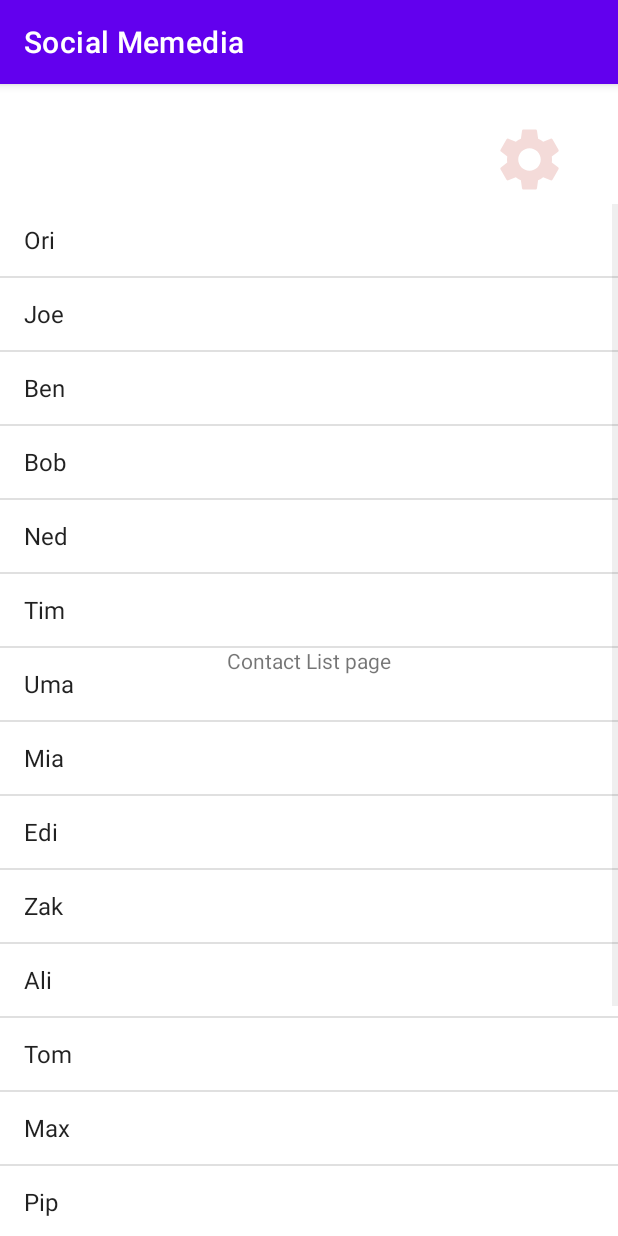
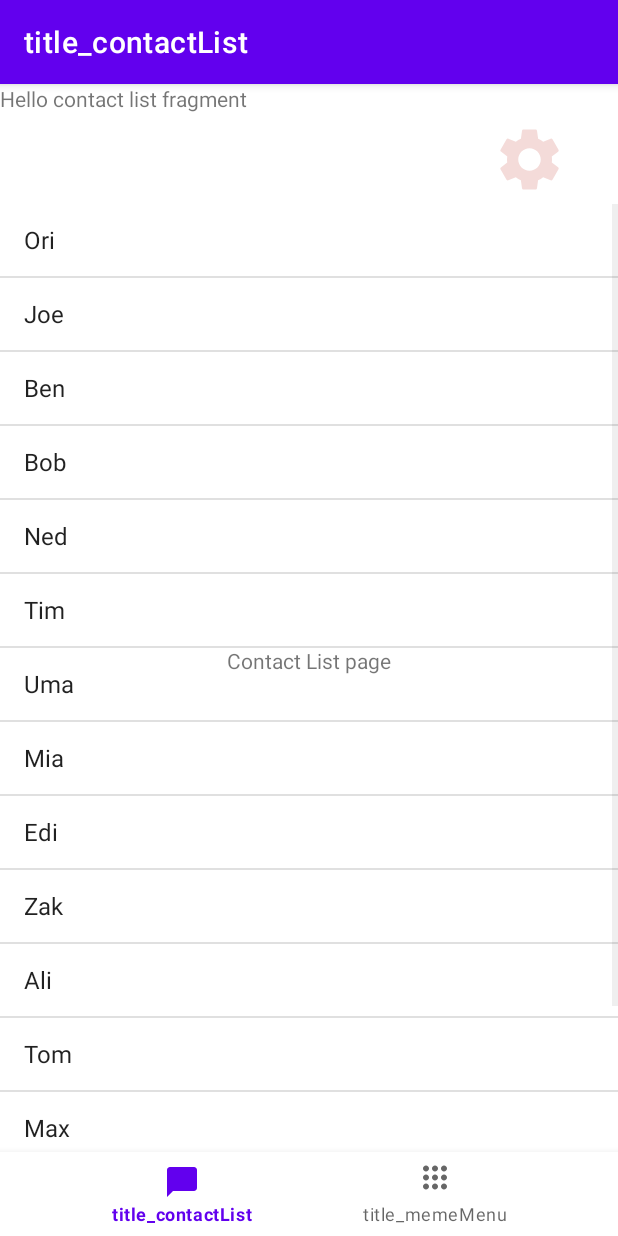
Before and after one commit to YutingShang/SocialMemedia, an Android app: the ContactListActivity screen opened directly, with no data from a screen before it, on a phone screen of 412 x 824 dp. Run offline under Robolectric (Android 15) with nearby library versions, the phone set to English and light mode, and no system bars; our stand-ins replace navigation-ui.

Commit message:
Navigation bar with fragments Social Memedia master V 1.0

```diff
--- a/app/build.gradle
+++ b/app/build.gradle
@@ -36,4 +36,8 @@ dependencies {
     testImplementation 'junit:junit:4.+'
     androidTestImplementation 'androidx.test.ext:junit:1.1.3'
     androidTestImplementation 'androidx.test.espresso:espresso-core:3.4.0'
+
+    implementation 'androidx.navigation:navigation-fragment:2.3.1'
+    implementation 'androidx.navigation:navigation-ui:2.3.1'
+    implementation 'androidx.legacy:legacy-support-v4:1.0.0'
 }
--- a/app/src/main/java/com/example/socialmemedia/ContactListActivity.java
+++ b/app/src/main/java/com/example/socialmemedia/ContactListActivity.java
@@ -1,6 +1,10 @@
 package com.example.socialmemedia;
 
 import androidx.appcompat.app.AppCompatActivity;
+import androidx.navigation.NavController;
+import androidx.navigation.Navigation;
+import androidx.navigation.ui.AppBarConfiguration;
+import androidx.navigation.ui.NavigationUI;
 
 import android.content.Intent;
 import android.os.Bundle;
@@ -9,6 +13,8 @@ import android.widget.AdapterView;
 import android.widget.ArrayAdapter;
 import android.widget.ImageButton;
 import android.widget.ListView;
+
+import com.google.android.material.bottomnavigation.BottomNavigationView;
 
 import java.util.ArrayList;
 import java.util.Arrays;
@@ -19,6 +25,9 @@ public class ContactListActivity extends AppCompatActivity {
     ArrayAdapter contactsAdapter;
     ArrayList<String> users = new ArrayList<String>(Arrays.asList("Ori","Joe","Ben","Bob","Ned","Tim","Uma","Mia","Edi","Zak","Ali","Tom","Max","Pip","Dan","Kev","Jil","Ido"));
     ImageButton settingsButton;
+    BottomNavigationView navView;
+    AppBarConfiguration appBarConfiguration;
+    NavController navController;
 
     @Override
     protected void onCreate(Bundle savedInstanceState) {
@@ -50,5 +59,12 @@ public class ContactListActivity extends AppCompatActivity {
                 startActivity(intent2);
             }
         });
+
+        navView = findViewById(R.id.bottomNav_view);
+        appBarConfiguration = new AppBarConfiguration.Builder(R.id.navigation_contactList,R.id.navigation_memeMenu).build();
+        navController = Navigation.findNavController(this,R.id.navHostFragment);
+        NavigationUI.setupActionBarWithNavController(this,navController,appBarConfiguration);
+        NavigationUI.setupWithNavController(navView,navController);
+
     }
 }
--- /dev/null
+++ b/app/src/main/java/com/example/socialmemedia/ContactListFragment.java
@@ -0,0 +1,64 @@
+package com.example.socialmemedia;
+
+import android.os.Bundle;
+
+import androidx.fragment.app.Fragment;
+
+import android.view.LayoutInflater;
+import android.view.View;
+import android.view.ViewGroup;
+
+/**
+ * A simple {@link Fragment} subclass.
+ * Use the {@link ContactListFragment#newInstance} factory method to
+ * create an instance of this fragment.
+ */
+public class ContactListFragment extends Fragment {
+
+    // TODO: Rename parameter arguments, choose names that match
+    // the fragment initialization parameters, e.g. ARG_ITEM_NUMBER
+    private static final String ARG_PARAM1 = "param1";
+    private static final String ARG_PARAM2 = "param2";
+
+    // TODO: Rename and change types of parameters
+    private String mParam1;
+    private String mParam2;
+
+    public ContactListFragment() {
+        // Required empty public constructor
+    }
+
+    /**
+     * Use this factory method to create a new instance of
+     * this fragment using the provided parameters.
+     *
+     * @param param1 Parameter 1.
+     * @param param2 Parameter 2.
+     * @return A new instance of fragment ContactListFragment.
+     */
+    // TODO: Rename and change types and number of parameters
+    public static ContactListFragment newInstance(String param1, String param2) {
+        ContactListFragment fragment = new ContactListFragment();
+        Bundle args = new Bundle();
+        args.putString(ARG_PARAM1, param1);
+        args.putString(ARG_PARAM2, param2);
+        fragment.setArguments(args);
+        return fragment;
+    }
+
+    @Override
+    public void onCreate(Bundle savedInstanceState) {
+        super.onCreate(savedInstanceState);
+        if (getArguments() != null) {
+            mParam1 = getArguments().getString(ARG_PARAM1);
+            mParam2 = getArguments().getString(ARG_PARAM2);
+        }
+    }
+
+    @Override
+    public View onCreateView(LayoutInflater inflater, ViewGroup container,
+                             Bundle savedInstanceState) {
+        // Inflate the layout for this fragment
+        return inflater.inflate(R.layout.fragment_contact_list, container, false);
+    }
+}
--- /dev/null
+++ b/app/src/main/res/drawable/ic_baseline_chat_bubble_24.xml
@@ -0,0 +1,5 @@
+<vector android:height="40dp" android:tint="?attr/colorControlNormal"
+    android:viewportHeight="24" android:viewportWidth="24"
+    android:width="40dp" xmlns:android="http://schemas.android.com/apk/res/android">
+    <path android:fillColor="@android:color/white" android:pathData="M20,2H4c-1.1,0 -2,0.9 -2,2v18l4,-4h14c1.1,0 2,-0.9 2,-2V4c0,-1.1 -0.9,-2 -2,-2z"/>
+</vector>
--- /dev/null
+++ b/app/src/main/res/drawable/ic_baseline_dialpad_menu.xml
@@ -0,0 +1,5 @@
+<vector android:height="40dp" android:tint="?attr/colorControlNormal"
+    android:viewportHeight="24" android:viewportWidth="24"
+    android:width="40dp" xmlns:android="http://schemas.android.com/apk/res/android">
+    <path android:fillColor="@android:color/white" android:pathData="M6,1c-1.1,0 -2,0.9 -2,2s0.9,2 2,2 2,-0.9 2,-2 -0.9,-2 -2,-2zM6,7c-1.1,0 -2,0.9 -2,2s0.9,2 2,2 2,-0.9 2,-2 -0.9,-2 -2,-2zM6,13c-1.1,0 -2,0.9 -2,2s0.9,2 2,2 2,-0.9 2,-2 -0.9,-2 -2,-2zM18,5c1.1,0 2,-0.9 2,-2s-0.9,-2 -2,-2 -2,0.9 -2,2 0.9,2 2,2zM12,13c-1.1,0 -2,0.9 -2,2s0.9,2 2,2 2,-0.9 2,-2 -0.9,-2 -2,-2zM18,13c-1.1,0 -2,0.9 -2,2s0.9,2 2,2 2,-0.9 2,-2 -0.9,-2 -2,-2zM18,7c-1.1,0 -2,0.9 -2,2s0.9,2 2,2 2,-0.9 2,-2 -0.9,-2 -2,-2zM12,7c-1.1,0 -2,0.9 -2,2s0.9,2 2,2 2,-0.9 2,-2 -0.9,-2 -2,-2zM12,1c-1.1,0 -2,0.9 -2,2s0.9,2 2,2 2,-0.9 2,-2 -0.9,-2 -2,-2z"/>
+</vector>
--- /dev/null
+++ b/app/src/main/res/drawable/ic_baseline_heart.xml
@@ -0,0 +1,5 @@
+<vector android:height="40dp" android:tint="?attr/colorControlNormal"
+    android:viewportHeight="24" android:viewportWidth="24"
+    android:width="40dp" xmlns:android="http://schemas.android.com/apk/res/android">
+    <path android:fillColor="@android:color/white" android:pathData="M12,21.35l-1.45,-1.32C5.4,15.36 2,12.28 2,8.5 2,5.42 4.42,3 7.5,3c1.74,0 3.41,0.81 4.5,2.09C13.09,3.81 14.76,3 16.5,3 19.58,3 22,5.42 22,8.5c0,3.78 -3.4,6.86 -8.55,11.54L12,21.35z"/>
+</vector>
--- a/app/src/main/res/layout/activity_contact_list.xml
+++ b/app/src/main/res/layout/activity_contact_list.xml
@@ -29,6 +29,31 @@
         style="?android:borderlessButtonStyle"
         app:tint="@color/fresco_pink" />
 
+    <com.google.android.material.bottomnavigation.BottomNavigationView
+        android:id="@+id/bottomNav_view"
+        android:layout_width="0dp"
+        android:layout_height="wrap_content"
+        android:layout_marginStart="0dp"
+        android:layout_marginEnd="0dp"
+        android:background="?android:attr/windowBackground"
+        app:layout_constraintBottom_toBottomOf="parent"
+        app:layout_constraintLeft_toLeftOf="parent"
+        app:layout_constraintRight_toRightOf="parent"
+        app:menu="@menu/bottom_nav_menu" />
+
+
+    <fragment
+        android:id="@+id/navHostFragment"
+        android:name="androidx.navigation.fragment.NavHostFragment"
+        android:layout_width="match_parent"
+        android:layout_height="match_parent"
+        app:defaultNavHost="true"
+        app:layout_constraintBottom_toTopOf="@id/bottomNav_view"
+        app:layout_constraintLeft_toLeftOf="parent"
+        app:layout_constraintRight_toRightOf="parent"
+        app:layout_constraintTop_toTopOf="parent"
+        app:navGraph="@navigation/nav_graph" />
+
     <ListView
         android:id="@+id/contactListView"
         android:layout_width="match_parent"
--- /dev/null
+++ b/app/src/main/res/layout/fragment_contact_list.xml
@@ -0,0 +1,14 @@
+<?xml version="1.0" encoding="utf-8"?>
+<FrameLayout xmlns:android="http://schemas.android.com/apk/res/android"
+    xmlns:tools="http://schemas.android.com/tools"
+    android:layout_width="match_parent"
+    android:layout_height="match_parent"
+    tools:context=".ContactListFragment">
+
+    <!-- TODO: Update blank fragment layout -->
+    <TextView
+        android:layout_width="match_parent"
+        android:layout_height="match_parent"
+        android:text="@string/hello_contacts_fragment" />
+
+</FrameLayout>
--- /dev/null
+++ b/app/src/main/res/menu/bottom_nav_menu.xml
@@ -0,0 +1,14 @@
+<?xml version="1.0" encoding="utf-8"?>
+<menu xmlns:android="http://schemas.android.com/apk/res/android">
+
+    <item
+        android:id="@+id/navigation_contactList"
+        android:icon="@drawable/ic_baseline_chat_bubble_24"
+        android:title="title_contactList"/>
+
+    <item
+        android:id="@+id/navigation_memeMenu"
+        android:icon="@drawable/ic_baseline_dialpad_menu"
+        android:title="title_memeMenu"/>
+
+</menu>
--- /dev/null
+++ b/app/src/main/res/navigation/nav_graph.xml
@@ -0,0 +1,21 @@
+<?xml version="1.0" encoding="utf-8"?>
+<navigation xmlns:android="http://schemas.android.com/apk/res/android"
+    xmlns:app="http://schemas.android.com/apk/res-auto"
+    xmlns:tools="http://schemas.android.com/tools"
+    android:id="@+id/mobile_navigation"
+    app:startDestination="@id/navigation_contactList">
+
+    <fragment
+        android:id="@+id/navigation_contactList"
+        android:name="com.example.socialmemedia.ContactListFragment"
+        android:label="title_contactList"
+        tools:layout="@layout/fragment_contact_list" />
+
+    <fragment
+        android:id="@+id/navigation_memeMenu"
+        android:name="com.example.socialmemedia.MemeMenuFragment"
+        android:label="title_memeMenu"
+        tools:layout="@layout/fragment_meme_menu"/>
+
+
+</navigation>
--- a/app/src/main/res/values/strings.xml
+++ b/app/src/main/res/values/strings.xml
@@ -1,3 +1,7 @@
 <resources>
     <string name="app_name">Social Memedia</string>
+    <!-- TODO: Remove or change this placeholder text -->
+    <string name="hello_meme_fragment">Hello meme menu fragment</string>
+    <!-- TODO: Remove or change this placeholder text -->
+    <string name="hello_contacts_fragment">Hello contact list fragment</string>
 </resources>
```
Also changed, not shown: app/src/main/java/com/example/socialmemedia/MemeMenuFragment.java (added, +64 -0 lines), app/src/main/res/layout/fragment_meme_menu.xml (added, +14 -0 lines).
